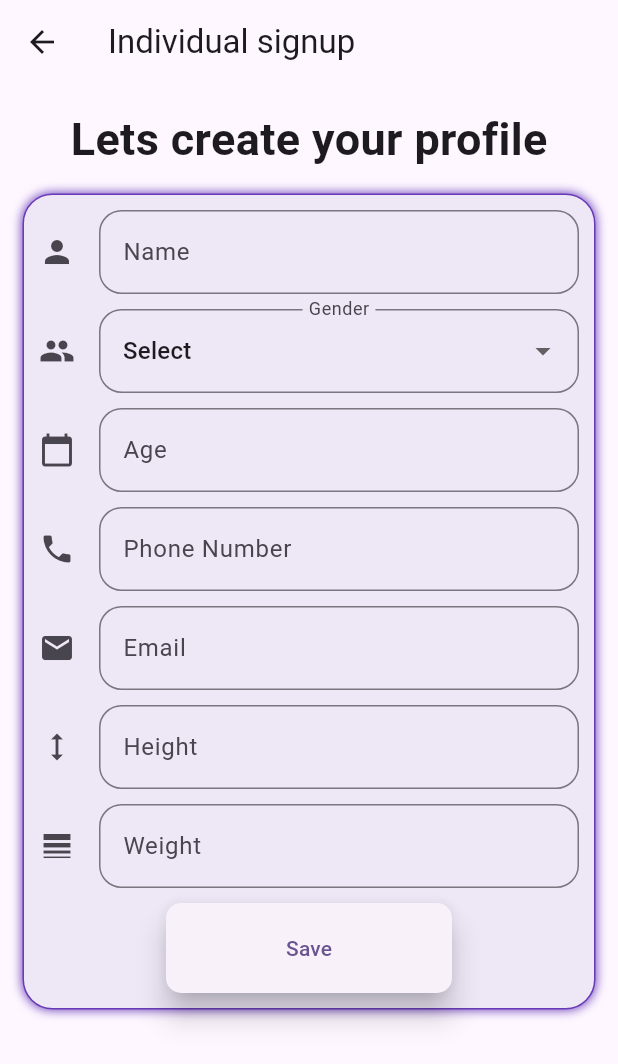
After one commit to nihal2908/healing_hand, a Flutter app: the PatientDetailPage screen opened directly, on a phone screen of 412 x 824 dp. The commit adds this screen. Shown: the top 1064 px of the screen. Run offline on Flutter 3.47's test engine with Material 3 defaults, Android fonts, the phone set to English and light mode, and no system bars; our stand-ins replace introduction_screen, shared_preferences; accounts and stored records are empty.

Commit message:
Now,User can enter complete details

```diff
--- a/lib/PatientPages/PatientAccountPage.dart
+++ b/lib/PatientPages/PatientAccountPage.dart
@@ -1,5 +1,7 @@
 import 'package:flutter/material.dart';
+import 'package:healing_hand/Providers/PatientProvider.dart';
 import 'package:healing_hand/customWidgets/CircleImage.dart';
+import 'package:provider/provider.dart';
 
 class PatientAccountPage extends StatefulWidget {
   const PatientAccountPage({super.key});
@@ -31,6 +33,8 @@ List<String> history = ['Cough', 'Fever', 'Appendicitis', 'Dengue'];
 class _PatientAccountPageState extends State<PatientAccountPage> {
   @override
   Widget build(BuildContext context) {
+    return Consumer<PatientProvider>(
+      builder: (context, UserModal, child){
         return SingleChildScrollView(
           child: Padding(
             padding: const EdgeInsets.all(10),
@@ -62,13 +66,13 @@ class _PatientAccountPageState extends State<PatientAccountPage> {
                                       icon: const Icon(Icons.edit),
                                     ),
                                   ),
-                              Text('Nihal Yadav', style: nameSytle,),
-                              Text('21 years', style: profileStyle,),
-                              Text('Male', style: profileStyle),
-                              Text('9174635352', style: profileStyle),
-                              Text('nihalmail.123@gmail.com', style: profileStyle),
-                              Text('Aadhaar: 9191 2323 6252', style: profileStyle),
-                              Text('175cm / 55Kg', style: profileStyle)
+                                  Text(PatientUser.name, style: nameSytle,),
+                                  Text('${PatientUser.age} years', style: profileStyle,),
+                                  Text(PatientUser.gender, style: profileStyle),
+                                  Text(PatientUser.phone, style: profileStyle),
+                                  Text(PatientUser.email, style: profileStyle),
+                                  Text('Aadhaar: Not available', style: profileStyle),
+                                  Text('${PatientUser.height}cm / ${PatientUser.weight}Kg', style: profileStyle)
                                 ],
                               ),
                             ),
@@ -155,4 +159,6 @@ class _PatientAccountPageState extends State<PatientAccountPage> {
           ),
         );
       }
+    );
   }
+}
--- /dev/null
+++ b/lib/PatientPages/PatientDetailPage.dart
@@ -0,0 +1,178 @@
+import 'package:flutter/material.dart';
+import 'package:healing_hand/PatientPages/PatientLandingPage.dart';
+import 'package:healing_hand/PatientPages/PatientSignupPage.dart';
+import 'package:healing_hand/Providers/PatientProvider.dart';
+import 'package:healing_hand/customWidgets/CustomTextFormField.dart';
+import 'package:provider/provider.dart';
+
+
+final detailKey = GlobalKey<FormState>();
+
+class PatientDetailPage extends StatefulWidget {
+  const PatientDetailPage({super.key});
+
+  @override
+  State<PatientDetailPage> createState() => _PatientDetailPageState();
+}
+
+final TextEditingController ageController = TextEditingController();
+final TextEditingController emailController = TextEditingController();
+final TextEditingController heightController = TextEditingController();
+final TextEditingController weightController = TextEditingController();
+
+String selectedGender = 'Select';
+
+class _PatientDetailPageState extends State<PatientDetailPage> {
+  @override
+  Widget build(BuildContext context) {
+    return Scaffold(
+      appBar: AppBar(
+        title: Text('Individual signup'),
+      ),
+      body: Padding(
+          padding: const EdgeInsets.all(15),
+          child: SingleChildScrollView(
+            child: Column(
+              mainAxisAlignment: MainAxisAlignment.start,
+              children: [
+                const Text('Lets create your profile', style: TextStyle(fontWeight: FontWeight.w600, fontSize: 30),),
+                const SizedBox(height: 15,),
+                Container(
+                  padding: const EdgeInsets.all(10),
+                  //height: 480,
+                  decoration: BoxDecoration(
+                      color: Colors.deepPurple.shade50,
+                      borderRadius: BorderRadius.circular(20),
+                      border: Border.all(
+                        color: Colors.deepPurple,
+                      ),
+                      boxShadow: const [
+                        BoxShadow(
+                            color: Colors.deepPurple,
+                            blurRadius: 5
+                        )
+                      ]
+                  ),
+                  child: Form(
+                    key: detailKey,
+                    child: Column(
+                      mainAxisAlignment: MainAxisAlignment.center,
+                      children: [
+                        CustomTextFormField(
+                          controller: nameController,
+                          labelText: 'Name',
+                          icon: Icons.person,
+                          readOnly: true,
+                        ),
+                        SizedBox(height: 10),
+                        DropdownButtonFormField<String>(
+                          value: selectedGender,
+                          autovalidateMode: AutovalidateMode.onUserInteraction,
+                          decoration: InputDecoration(
+                            labelText: 'Gender',
+                            icon: const Icon(Icons.people),
+                            floatingLabelAlignment: FloatingLabelAlignment.center,
+                            border: OutlineInputBorder(
+                              borderSide: const BorderSide(),
+                              borderRadius: BorderRadius.circular(15),
+                            ),
+                          ),
+                          items: ['Select', 'Male', 'Female', 'Other']
+                              .map((gender) => DropdownMenuItem(
+                            value: gender,
+                            child: Text(gender),
+                          )).toList(),
+                          onChanged: (value) {
+                            setState(() {
+                              selectedGender = value!;
+                            });
+                          },
+                          validator: (value) {
+                            if (value == null || value.isEmpty || value == 'Select') {
+                              return 'Required';
+                            }
+                            return null;
+                          },
+                        ),
+                        SizedBox(height: 10),
+                        CustomTextFormField(
+                          controller: ageController,
+                          labelText: 'Age',
+                          icon: Icons.calendar_today,
+                          keyboardType: TextInputType.number,
+                        ),
+                        SizedBox(height: 10),
+                        CustomTextFormField(
+                          controller: phoneController,
+                          labelText: 'Phone Number',
+                          icon: Icons.phone,
+                          readOnly: true,
+                        ),
+                        SizedBox(height: 10),
+                        CustomTextFormField(
+                          controller: emailController,
+                          labelText: 'Email',
+                          icon: Icons.email,
+                          validator: (value) {
+                            if (value == null || value.isEmpty) {
+                              return 'Required';
+                            } else if (!value.contains('@')) {
+                              return 'Invalid email address';
+                            }
+                            return null;
+                          },
+                        ),
+                        SizedBox(height: 10),
+                        CustomTextFormField(
+                          controller: heightController,
+                          labelText: 'Height',
+                          icon: Icons.height,
+                          keyboardType: TextInputType.number,
+                        ),
+                        SizedBox(height: 10),
+                        CustomTextFormField(
+                          controller: weightController,
+                          labelText: 'Weight',
+                          icon: Icons.line_weight,
+                          keyboardType: TextInputType.number,
+                        ),
+                        SizedBox(height: 10),
+                        Consumer<PatientProvider>(
+                            builder: (context, PatientModel, child){
+                              return ElevatedButton(
+                                  style: ElevatedButton.styleFrom(
+                                    padding: EdgeInsets.symmetric(horizontal: 80, vertical: 20),
+                                    shape: RoundedRectangleBorder(
+                                      borderRadius: BorderRadius.circular(10),
+                                    ),
+                                    elevation: 8,
+                                  ),
+                                  onPressed: (){
+                                    if(detailKey.currentState!.validate()){
+                                      PatientModel.createUser(
+                                          name: nameController.text,
+                                          gender: selectedGender,
+                                          age: int.parse(ageController.text),
+                                          phone: phoneController.text,
+                                          email: emailController.text,
+                                          height: int.parse(heightController.text),
+                                          weight: int.parse(weightController.text)
+                                      );
+                                    }
+                                    Navigator.pushReplacement(context, MaterialPageRoute(builder: (context)=>PatientLandingPage()));
+                                  },
+                                  child: const Text('Save')
+                              );
+                            }
+                        )
+                      ],
+                    ),
+                  )
+              ),
+            ],
+                    ),
+          ),
+      ),
+    );
+  }
+}
--- a/lib/PatientPages/PatientSignupPage.dart
+++ b/lib/PatientPages/PatientSignupPage.dart
@@ -1,4 +1,5 @@
 import 'package:flutter/material.dart';
+import 'package:healing_hand/PatientPages/PatientDetailPage.dart';
 import 'package:healing_hand/PatientPages/PatientLandingPage.dart';
 import 'package:healing_hand/pages/HomePage.dart';
 
@@ -11,12 +12,13 @@ class PatientSignupPage extends StatefulWidget {
   State<PatientSignupPage> createState() => _PatientSignupPageState();
 }
 
+TextEditingController nameController = TextEditingController();
+TextEditingController phoneController = TextEditingController();
+TextEditingController passwordController = TextEditingController();
+
 class _PatientSignupPageState extends State<PatientSignupPage> {
   bool isObscured = true;
   bool isLogin = false;
-  TextEditingController nameController = TextEditingController();
-  TextEditingController phoneController = TextEditingController();
-  TextEditingController passwordController = TextEditingController();
 
   @override
   Widget build(BuildContext context) {
@@ -159,7 +161,7 @@ class _PatientSignupPageState extends State<PatientSignupPage> {
                                       )
                                   )
                                 );
-                                Navigator.push(context, MaterialPageRoute(builder: (context)=>PatientLandingPage()));
+                                Navigator.push(context, MaterialPageRoute(builder: (context)=>PatientDetailPage()));
                               }
                             },
                             child: !isLogin? const Text('Sign-Up') : const Text('Login')
--- a/lib/Providers/PatientProvider.dart
+++ b/lib/Providers/PatientProvider.dart
@@ -1,5 +1,4 @@
 import 'package:flutter/material.dart';
-
 
 class Patient{
   Image profile;
@@ -24,6 +23,16 @@ class Patient{
 }
 
 List<Patient> patients = [];
+
+Patient PatientUser = Patient(
+    profile: Image.asset('assets/images/demo_user.jpg'),
+    name: '',
+    age: 0,
+    gender: '',
+    phone: '',
+    email: '',
+    height: 0, weight: 0
+);
 
 class PatientProvider extends ChangeNotifier{
 
@@ -51,6 +60,27 @@ class PatientProvider extends ChangeNotifier{
     );
     notifyListeners();
   }
+
+  void createUser({
+    required String name,
+    required String gender,
+    required int age,
+    required String phone,
+    required String email,
+    required int height,
+    required int weight,
+  }){
+    PatientUser.name = name;
+    PatientUser.phone = phone;
+    PatientUser.height = height;
+    PatientUser.weight = weight;
+    PatientUser.gender = gender;
+    PatientUser.age = age;
+    PatientUser.email = email;
+
+    print('User details changed');
+    notifyListeners();
+  }
 }
 
 Patient samplePatient = Patient(
--- /dev/null
+++ b/lib/customWidgets/CustomTextFormField.dart
@@ -0,0 +1,45 @@
+import 'package:flutter/material.dart';
+
+class CustomTextFormField extends StatelessWidget {
+  final TextEditingController controller;
+  final String labelText;
+  final IconData icon;
+  final String? Function(String?)? validator;
+  final bool? readOnly;
+  final TextInputType? keyboardType;
+
+  const CustomTextFormField({
+    super.key,
+    required this.controller,
+    required this.labelText,
+    required this.icon,
+    this.validator,
+    this.readOnly,
+    this.keyboardType
+  });
+
+  @override
+  Widget build(BuildContext context) {
+    return TextFormField(
+      keyboardType: keyboardType ?? TextInputType.text,
+      readOnly: readOnly ?? false,
+      controller: controller,
+      autovalidateMode: AutovalidateMode.onUserInteraction,
+      decoration: InputDecoration(
+        labelText: labelText,
+        icon: Icon(icon),
+        border: OutlineInputBorder(
+          borderSide: const BorderSide(),
+          borderRadius: BorderRadius.circular(15),
+        ),
+        floatingLabelAlignment: FloatingLabelAlignment.center,
+      ),
+      validator: validator ?? (value) {
+        if (value == null || value.isEmpty) {
+          return 'Required';
+        }
+        return null;
+      },
+    );
+  }
+}
--- a/lib/main.dart
+++ b/lib/main.dart
@@ -1,8 +1,12 @@
 import 'package:flutter/material.dart';
 import 'package:healing_hand/PatientPages/PatientLandingPage.dart';
+import 'package:healing_hand/PatientPages/PatientSignupPage.dart';
+import 'package:healing_hand/Providers/DoctorProvider.dart';
+import 'package:healing_hand/Providers/PatientProvider.dart';
 import 'package:healing_hand/pages/HomePage.dart';
 import 'package:healing_hand/pages/OnBoardingPage.dart';
 import 'package:healing_hand/pages/UserTypePage.dart';
+import 'package:provider/provider.dart';
 import 'package:shared_preferences/shared_preferences.dart';
 
 bool isNewUser = true;
@@ -20,7 +24,12 @@ class MyApp extends StatelessWidget {
 
   @override
   Widget build(BuildContext context) {
-    return MaterialApp(
+    return MultiProvider(
+      providers: [
+        ChangeNotifierProvider(create: (context) => PatientProvider()),
+        ChangeNotifierProvider(create: (context) => DoctorProvider())
+      ],
+      child: MaterialApp(
         debugShowCheckedModeBanner: false,
         theme: ThemeData(
           colorScheme: ColorScheme.fromSeed(seedColor: Colors.deepPurple),
@@ -28,7 +37,8 @@ class MyApp extends StatelessWidget {
         ),
         //home: isNewUser? const OnBoardingPage() : const UserTypePage(),
         //home: const OnBoardingPage(),
-      home: const PatientLandingPage(),
+        home: const PatientSignupPage(),
+      )
     );
   }
 }
--- a/pubspec.yaml
+++ b/pubspec.yaml
@@ -37,6 +37,7 @@ dependencies:
   cupertino_icons: ^1.0.2
   introduction_screen: ^3.1.12
   shared_preferences: ^2.2.2
+  provider:
 
 
 dev_dependencies:
```
Also changed, not shown: pubspec.lock. Lines whose indentation alone changed are shown as unchanged.
